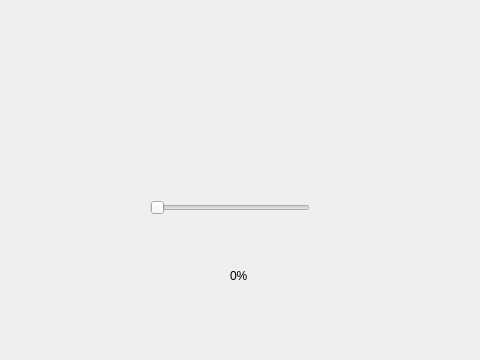
Before: the Qt Designer form WinBlitz/SlideTo.ui in PyroWilDx/WinBlitz, drawn with Qt 5.
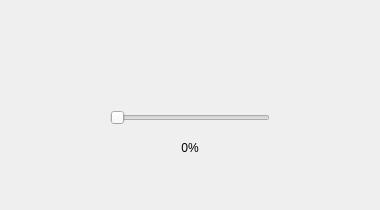
After: the same form once the commit is applied.

Patch:
```diff
--- a/WinBlitz/SlideTo.ui
+++ b/WinBlitz/SlideTo.ui
@@ -6,8 +6,8 @@
    <rect>
     <x>0</x>
     <y>0</y>
-    <width>480</width>
-    <height>360</height>
+    <width>380</width>
+    <height>210</height>
    </rect>
   </property>
   <property name="windowTitle">
@@ -16,10 +16,10 @@
   <widget class="QLabel" name="Info1">
    <property name="geometry">
     <rect>
-     <x>110</x>
-     <y>40</y>
-     <width>291</width>
-     <height>91</height>
+     <x>40</x>
+     <y>30</y>
+     <width>300</width>
+     <height>32</height>
     </rect>
    </property>
    <property name="text">
@@ -29,8 +29,8 @@
   <widget class="QSlider" name="Slider">
    <property name="geometry">
     <rect>
-     <x>150</x>
-     <y>200</y>
+     <x>110</x>
+     <y>110</y>
      <width>160</width>
      <height>16</height>
     </rect>
@@ -48,15 +48,18 @@
   <widget class="QLabel" name="Percentage">
    <property name="geometry">
     <rect>
-     <x>230</x>
-     <y>250</y>
-     <width>31</width>
-     <height>51</height>
+     <x>140</x>
+     <y>140</y>
+     <width>100</width>
+     <height>16</height>
     </rect>
    </property>
    <property name="text">
     <string>0%</string>
    </property>
+   <property name="alignment">
+    <set>Qt::AlignCenter</set>
+   </property>
   </widget>
  </widget>
  <resources/>
```
